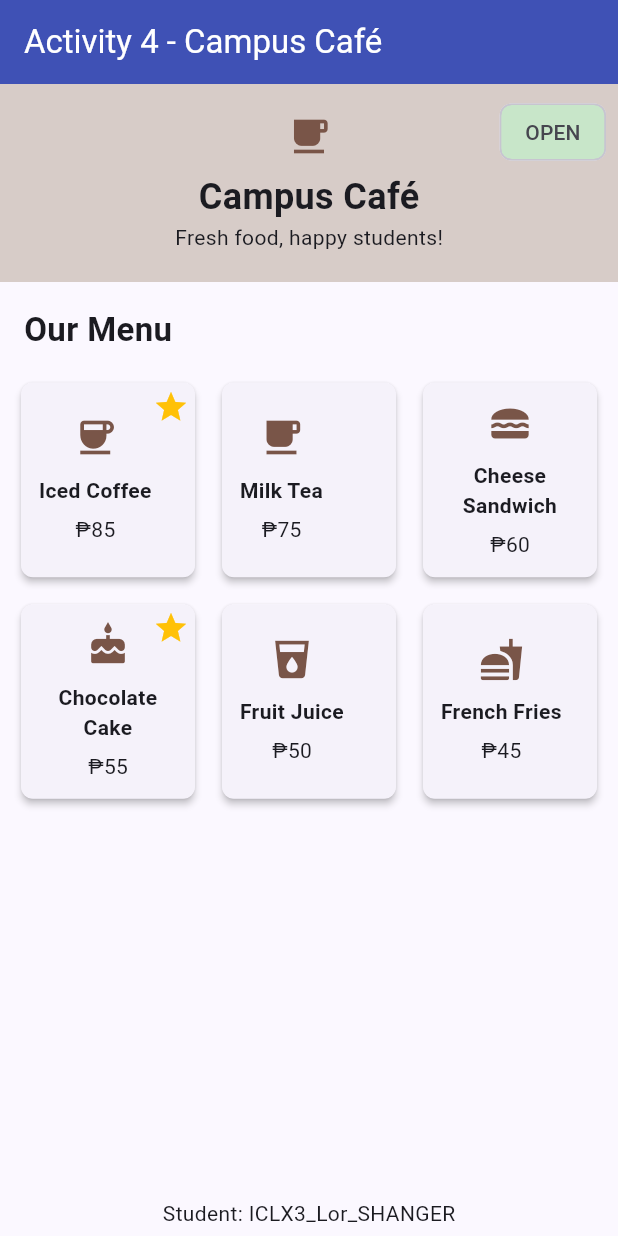
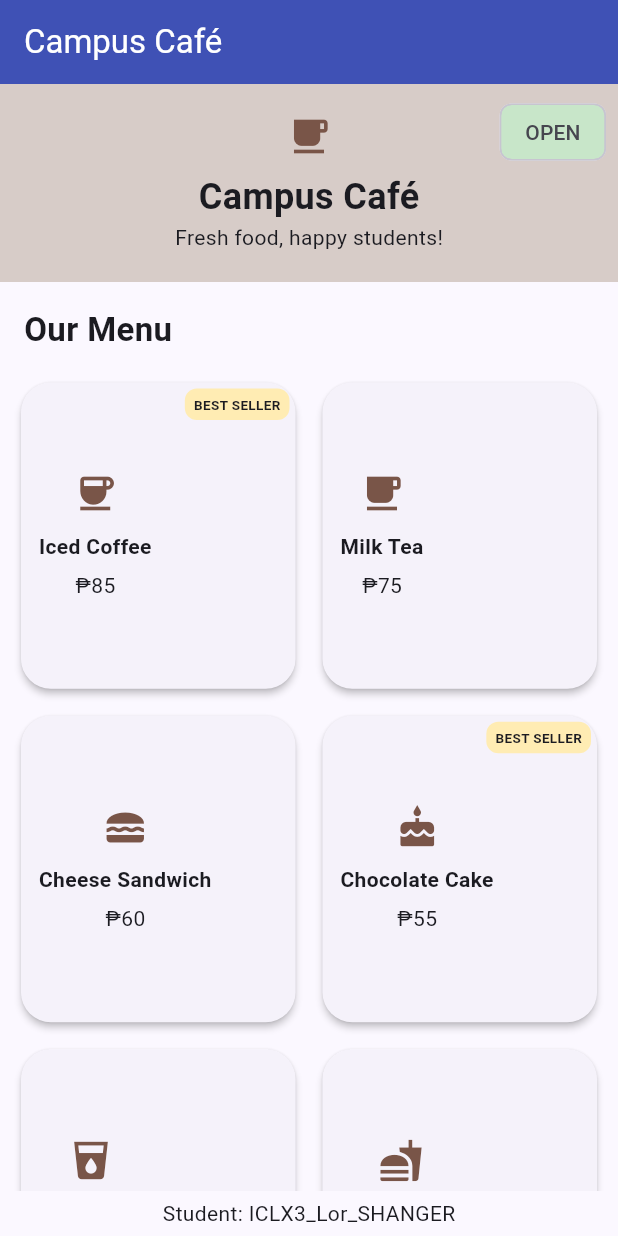
Before and after one commit to shangerlor-dev/lab_ma_1, a Flutter app: the CafeMenuPage screen opened directly, on a phone screen of 412 x 824 dp. Run offline on Flutter 3.47's test engine with Material 3 defaults, Android fonts, the phone set to English and light mode, and no system bars.

Commit message:
Complete Flutter lab activities 1-5

```diff
--- a/lib/activity4_cafe_menu.dart
+++ b/lib/activity4_cafe_menu.dart
@@ -15,7 +15,9 @@ class CafeMenuApp extends StatelessWidget {
       debugShowCheckedModeBanner: false,
       title: 'Campus Café Menu',
       theme: ThemeData(
-        colorScheme: ColorScheme.fromSeed(seedColor: studentColor),
+        colorScheme: ColorScheme.fromSeed(
+          seedColor: studentColor,
+        ),
         useMaterial3: true,
       ),
       home: const CafeMenuPage(),
@@ -69,7 +71,7 @@ class CafeMenuPage extends StatelessWidget {
   Widget build(BuildContext context) {
     return Scaffold(
       appBar: AppBar(
-        title: const Text('Activity 4 - Campus Café'),
+        title: const Text('Campus Café'),
         backgroundColor: studentColor,
         foregroundColor: Colors.white,
       ),
@@ -83,7 +85,11 @@ class CafeMenuPage extends StatelessWidget {
                 color: Colors.brown.shade100,
                 child: const Column(
                   children: [
-                    Icon(Icons.local_cafe, size: 30, color: Colors.brown),
+                    Icon(
+                      Icons.local_cafe,
+                      size: 30,
+                      color: Colors.brown,
+                    ),
                     SizedBox(height: 8),
                     Text(
                       'Campus Café',
@@ -124,7 +130,7 @@ class CafeMenuPage extends StatelessWidget {
               padding: const EdgeInsets.symmetric(horizontal: 10),
               gridDelegate:
                   const SliverGridDelegateWithFixedCrossAxisCount(
-                crossAxisCount: 3,
+                crossAxisCount: 2,
                 crossAxisSpacing: 10,
                 mainAxisSpacing: 10,
                 childAspectRatio: 0.9,
@@ -161,12 +167,25 @@ class CafeMenuPage extends StatelessWidget {
                         ),
                       ),
                       if (item['bestSeller'] as bool)
-                        const Positioned(
+                        Positioned(
                           top: 4,
                           right: 4,
-                          child: Icon(
-                            Icons.star,
-                            color: Colors.amber,
+                          child: Container(
+                            padding: const EdgeInsets.symmetric(
+                              horizontal: 6,
+                              vertical: 4,
+                            ),
+                            decoration: BoxDecoration(
+                              color: Colors.amber.shade100,
+                              borderRadius: BorderRadius.circular(8),
+                            ),
+                            child: const Text(
+                              'BEST SELLER',
+                              style: TextStyle(
+                                fontSize: 9,
+                                fontWeight: FontWeight.bold,
+                              ),
+                            ),
                           ),
                         ),
                     ],
--- a/lib/activity5_theme_components.dart
+++ b/lib/activity5_theme_components.dart
@@ -27,7 +27,7 @@ class _SettingsAppState extends State<SettingsApp> {
       cardTheme: CardThemeData(
         elevation: 2,
         shape: RoundedRectangleBorder(
-          borderRadius: BorderRadius.circular(8),
+          borderRadius: BorderRadius.circular(20),
         ),
       ),
     );
```
Also changed, not shown: analysis_options.yaml (+9 -0 lines), pubspec.lock, 17 other files.
